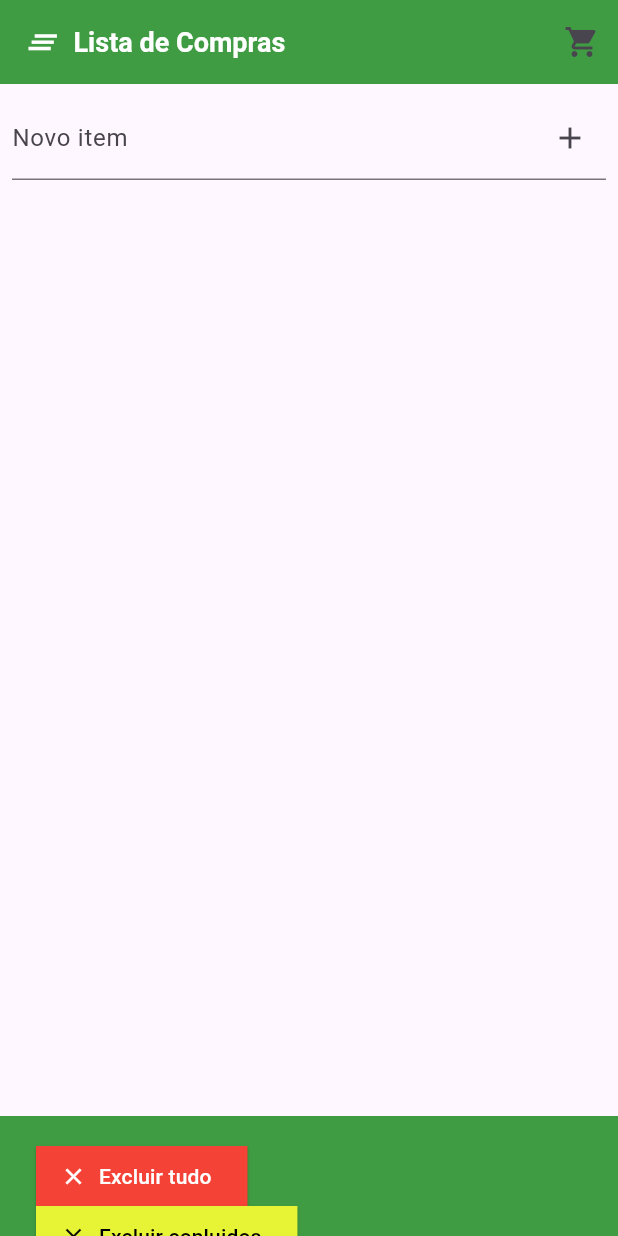
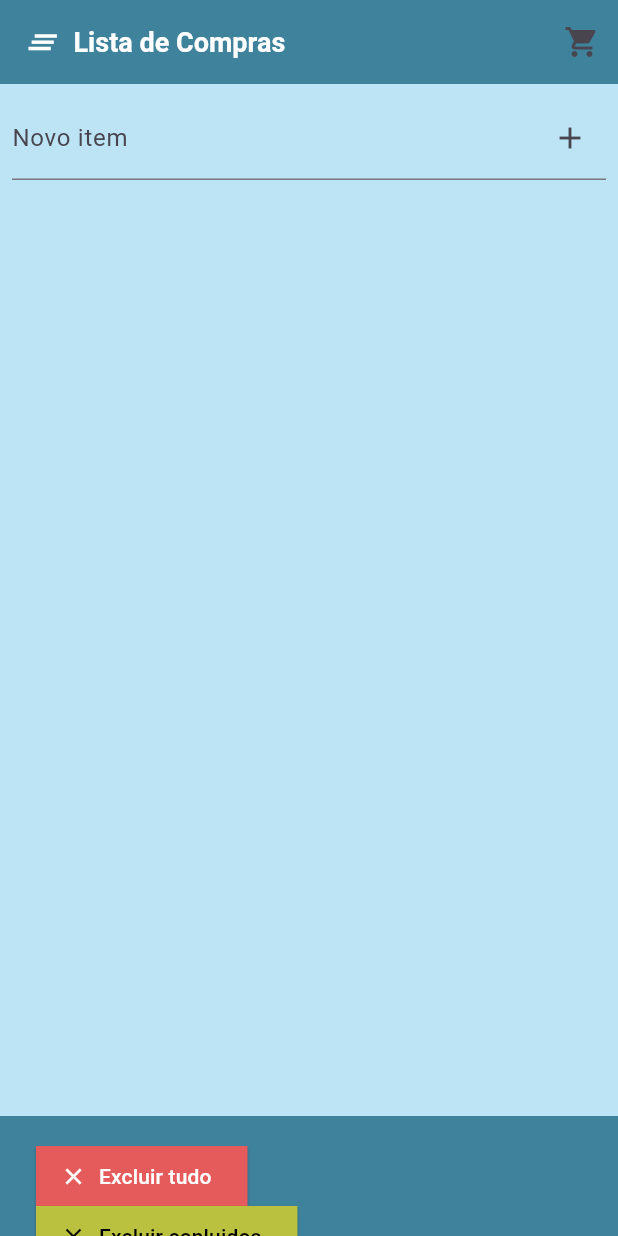
Before and after one commit to MestreWalla/SENAI_SEMESTRE_3, a Flutter app: the screen it shows after launch, on a phone screen of 412 x 824 dp. Run offline on Flutter 3.47's test engine with Material 3 defaults, Android fonts, the phone set to English and light mode, and no system bars.

Commit message:
Update Colors

```diff
--- a/MOBILE/lista_de_compras/lib/tarefas_screen.dart
+++ b/MOBILE/lista_de_compras/lib/tarefas_screen.dart
@@ -11,8 +11,9 @@ class TarefasScreen extends StatelessWidget {
   @override
   Widget build(BuildContext context) {
     return Scaffold(
+      backgroundColor: Color.fromARGB(255, 188, 228, 245),
       appBar: AppBar(
-        backgroundColor: Color.fromARGB(255, 63, 156, 66),
+        backgroundColor: Color.fromARGB(255, 63, 130, 156),
         title: Row(
           children: [
             Icon(
@@ -86,7 +87,7 @@ class TarefasScreen extends StatelessWidget {
         ],
       ),
       bottomNavigationBar: BottomAppBar(
-        color: Color.fromARGB(255, 63, 156, 66),
+        color: Color.fromARGB(255, 63, 130, 156),
         child: ButtonBar(
           alignment: MainAxisAlignment.spaceAround,
           children: [
@@ -96,7 +97,7 @@ class TarefasScreen extends StatelessWidget {
                     .limparLista(context);
               },
               style: ElevatedButton.styleFrom(
-                primary: Colors.red,
+                primary: Color.fromARGB(255, 229, 91, 91),
                 onPrimary: Colors.white,
                 shape: BeveledRectangleBorder(),
               ),
@@ -109,7 +110,7 @@ class TarefasScreen extends StatelessWidget {
                     .limparTarefasMarcadas(context);
               },
               style: ElevatedButton.styleFrom(
-                primary: const Color.fromARGB(255, 231, 244, 54),
+                primary: Color.fromARGB(255, 185, 193, 62),
                 onPrimary: const Color.fromARGB(255, 0, 0, 0),
                 shape: BeveledRectangleBorder(),
               ),
```
